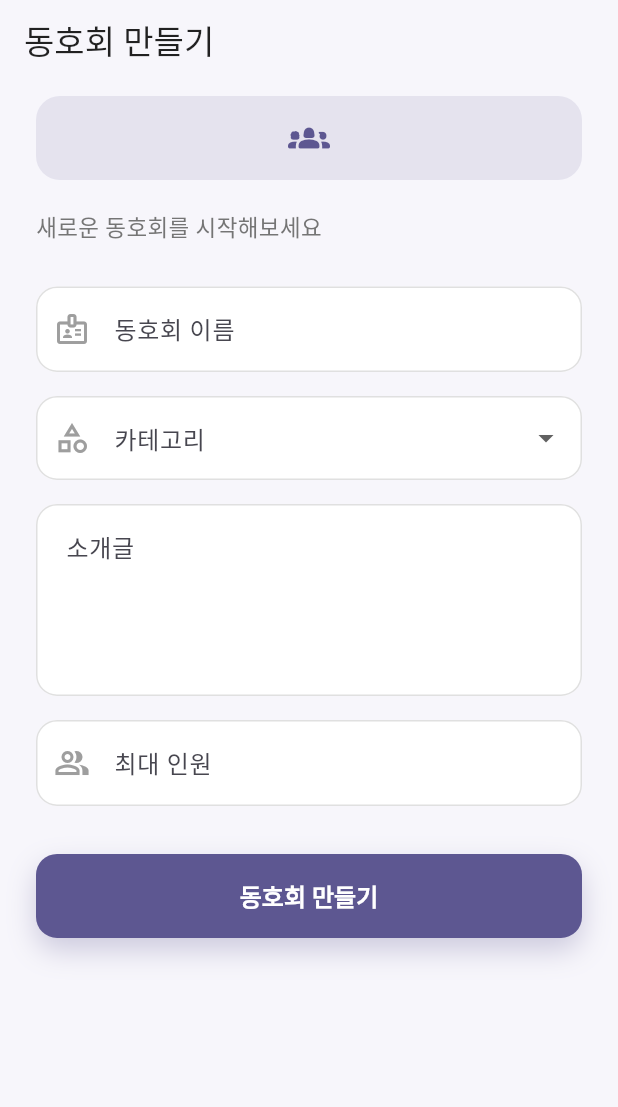
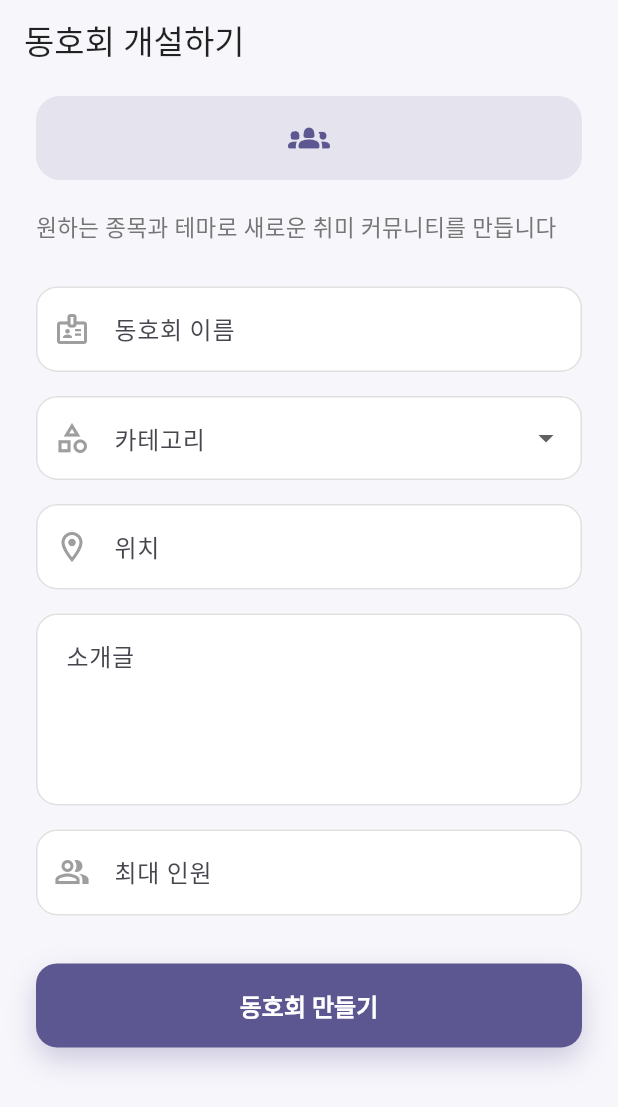
Before and after one commit to taetae0821/HABL, a Flutter app: the screen it shows after launch, on a phone screen of 412 x 824 dp. Shown: the top 1107 px of the screen. Run offline on Flutter 3.47's test engine with Material 3 defaults, Android fonts, the phone set to English and light mode, and no system bars.

Commit message:
오류 해결 & 글 수정

```diff
--- a/lib/src/Formclub.dart
+++ b/lib/src/Formclub.dart
@@ -21,6 +21,7 @@ class Formclub extends StatefulWidget {
 class _FormclubState extends State<Formclub> {
   final _formKey = GlobalKey<FormState>();
   final _nameController = TextEditingController();
+  final _locationController = TextEditingController();
   final _descriptionController = TextEditingController();
   final _maxMemberController = TextEditingController();
 
@@ -29,6 +30,7 @@ class _FormclubState extends State<Formclub> {
   @override
   void dispose() {
     _nameController.dispose();
+    _locationController.dispose();
     _descriptionController.dispose();
     _maxMemberController.dispose();
     super.dispose();
@@ -83,7 +85,7 @@ class _FormclubState extends State<Formclub> {
     return Scaffold(
       backgroundColor: const Color(0xFFF7F6FB),
       appBar: AppBar(
-        title: const Text('동호회 만들기'),
+        title: const Text('동호회 개설하기'),
         backgroundColor: const Color(0xFFF7F6FB),
         elevation: 0,
         foregroundColor: Colors.black87,
@@ -105,7 +107,7 @@ class _FormclubState extends State<Formclub> {
               ),
               const SizedBox(height: 20),
               Text(
-                '새로운 동호회를 시작해보세요',
+                '원하는 종목과 테마로 새로운 취미 커뮤니티를 만듭니다',
                 style: TextStyle(fontSize: 15, color: Colors.grey.shade600),
               ),
               const SizedBox(height: 28),
@@ -113,7 +115,7 @@ class _FormclubState extends State<Formclub> {
                 controller: _nameController,
                 decoration: _decoration(
                   label: '동호회 이름',
-                  hint: '예: 주말 등산 모임',
+                  hint: '개성 넘치는 이름을 써주세요!',
                   icon: Icons.badge_outlined,
                 ),
                 validator: (value) => (value == null || value.trim().isEmpty)
@@ -130,6 +132,16 @@ class _FormclubState extends State<Formclub> {
                     .toList(),
                 onChanged: (value) => setState(() => _selectedCategory = value),
                 validator: (value) => value == null ? '카테고리를 선택해주세요.' : null,
+              ),
+              const SizedBox(height: 16),
+              // TODO: 임시 위치 입력칸 - 추후 카카오맵 위치 선택으로 교체
+              TextFormField(
+                controller: _locationController,
+                decoration: _decoration(
+                  label: '위치',
+                  hint: '주요 모임 장소를 써주세요!',
+                  icon: Icons.location_on_outlined,
+                ),
               ),
               const SizedBox(height: 16),
               TextFormField(
```
Also changed, not shown: 1 other file.
